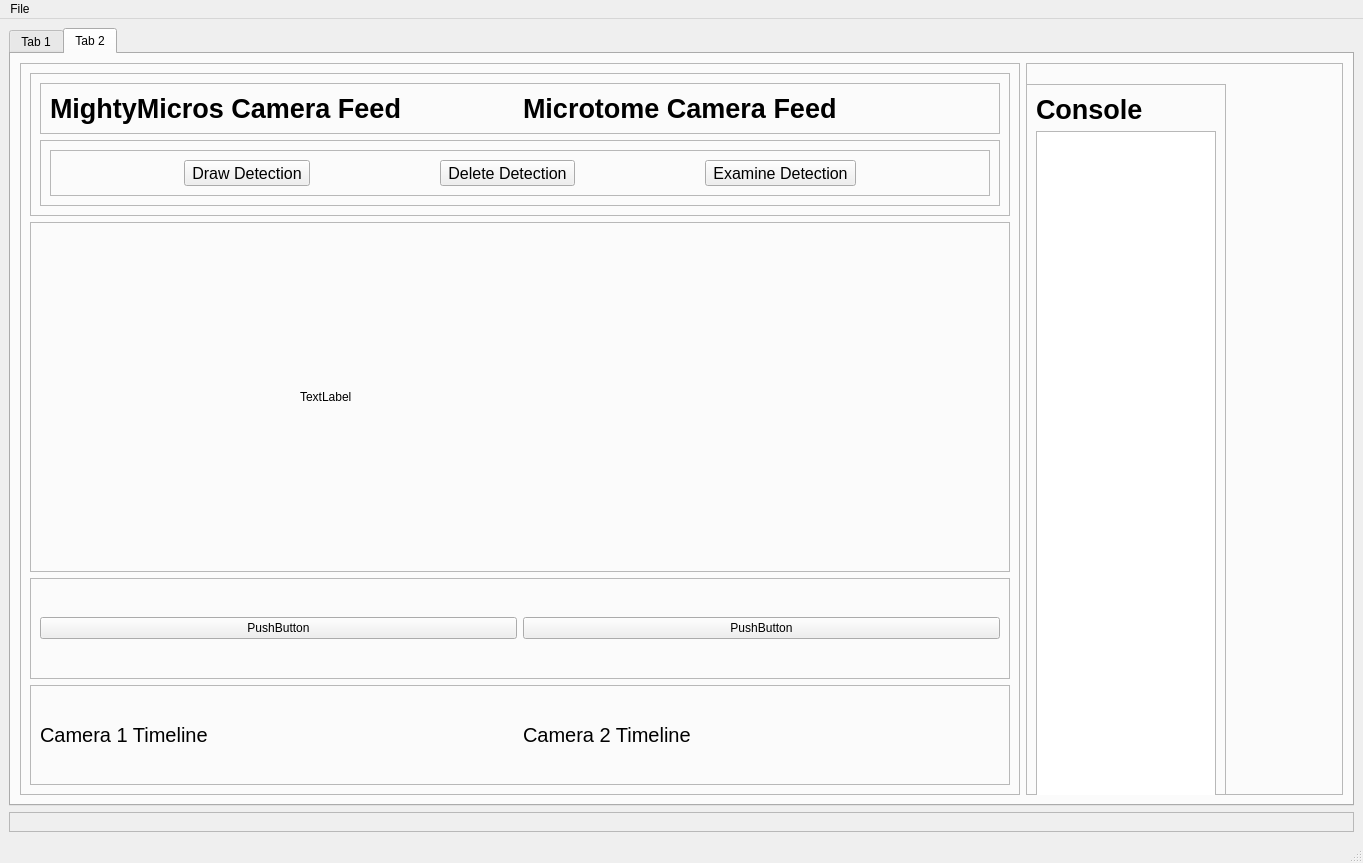
Before: the Qt Designer form files/main.ui in Artimba/MightyMicros, drawn with Qt 5.
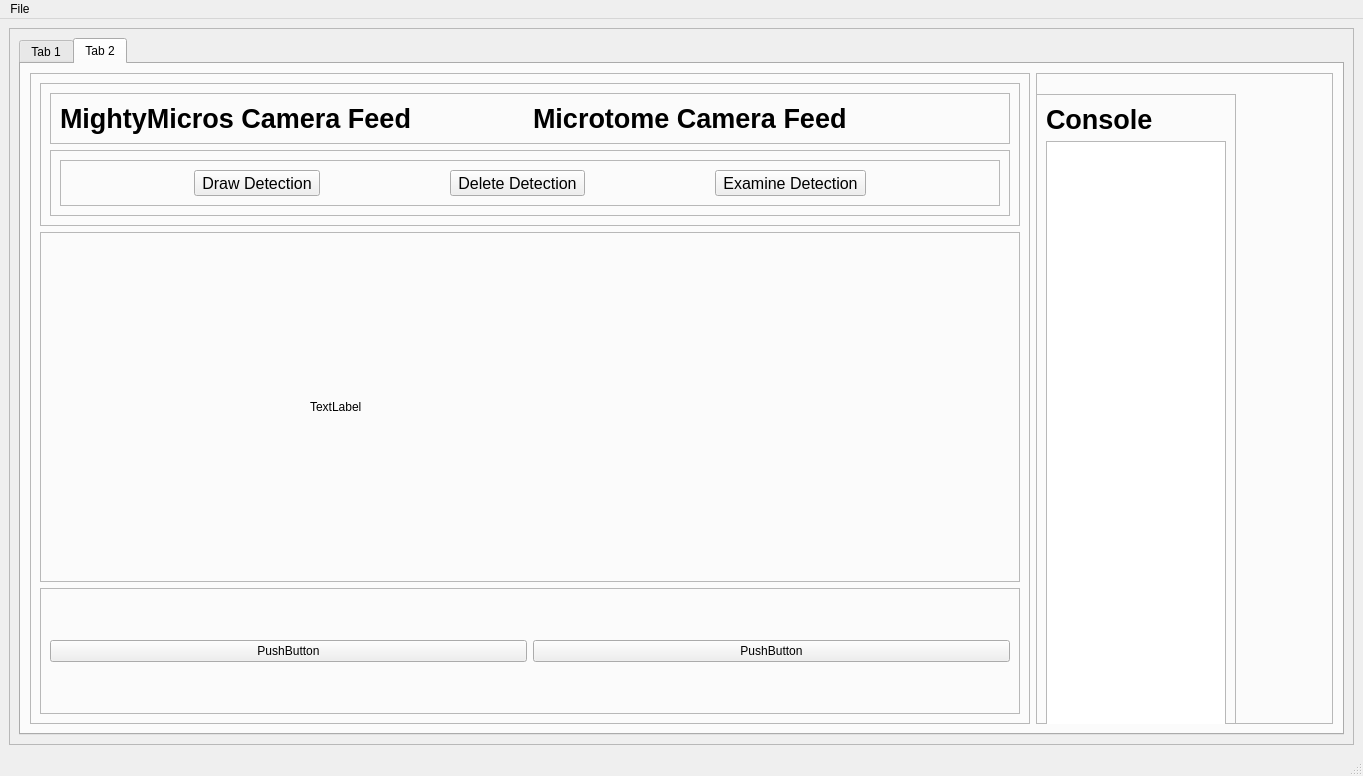
After: the same form once the commit is applied. The open tabs and pages were chosen to show the change.

Patch:
```diff
--- a/files/main.ui
+++ b/files/main.ui
@@ -7,7 +7,7 @@
     <x>0</x>
     <y>0</y>
     <width>1363</width>
-    <height>863</height>
+    <height>776</height>
    </rect>
   </property>
   <property name="minimumSize">
@@ -22,6 +22,21 @@
   <widget class="QWidget" name="centralwidget">
    <layout class="QVBoxLayout" name="verticalLayout">
     <item>
+     <widget class="QFrame" name="centralFrame">
+      <property name="minimumSize">
+       <size>
+        <width>1100</width>
+        <height>0</height>
+       </size>
+      </property>
+      <property name="frameShape">
+       <enum>QFrame::StyledPanel</enum>
+      </property>
+      <property name="frameShadow">
+       <enum>QFrame::Raised</enum>
+      </property>
+      <layout class="QHBoxLayout" name="horizontalLayout_8">
+       <item>
      <widget class="QTabWidget" name="tabWidget">
       <property name="currentIndex">
        <number>1</number>
@@ -416,42 +431,6 @@
              </layout>
             </widget>
            </item>
-           <item>
-            <widget class="QFrame" name="CamLabFrame_2">
-             <property name="frameShape">
-              <enum>QFrame::StyledPanel</enum>
-             </property>
-             <property name="frameShadow">
-              <enum>QFrame::Raised</enum>
-             </property>
-             <layout class="QHBoxLayout" name="horizontalLayout_15">
-              <item>
-               <widget class="QLabel" name="label_7">
-                <property name="font">
-                 <font>
-                  <pointsize>15</pointsize>
-                 </font>
-                </property>
-                <property name="text">
-                 <string>Camera 1 Timeline</string>
-                </property>
-               </widget>
-              </item>
-              <item>
-               <widget class="QLabel" name="label_8">
-                <property name="font">
-                 <font>
-                  <pointsize>15</pointsize>
-                 </font>
-                </property>
-                <property name="text">
-                 <string>Camera 2 Timeline</string>
-                </property>
-               </widget>
-              </item>
-             </layout>
-            </widget>
-           </item>
           </layout>
          </widget>
         </item>
@@ -516,21 +495,7 @@
       </widget>
      </widget>
     </item>
-    <item>
-     <widget class="QFrame" name="centralFrame">
-      <property name="minimumSize">
-       <size>
-        <width>1100</width>
-        <height>0</height>
-       </size>
-      </property>
-      <property name="frameShape">
-       <enum>QFrame::StyledPanel</enum>
-      </property>
-      <property name="frameShadow">
-       <enum>QFrame::Raised</enum>
-      </property>
-      <layout class="QHBoxLayout" name="horizontalLayout_8"/>
+      </layout>
      </widget>
     </item>
    </layout>
```
Left out of the diff: 4 changed lines with no effect on the pictures. Lines whose indentation alone changed are shown as unchanged.
